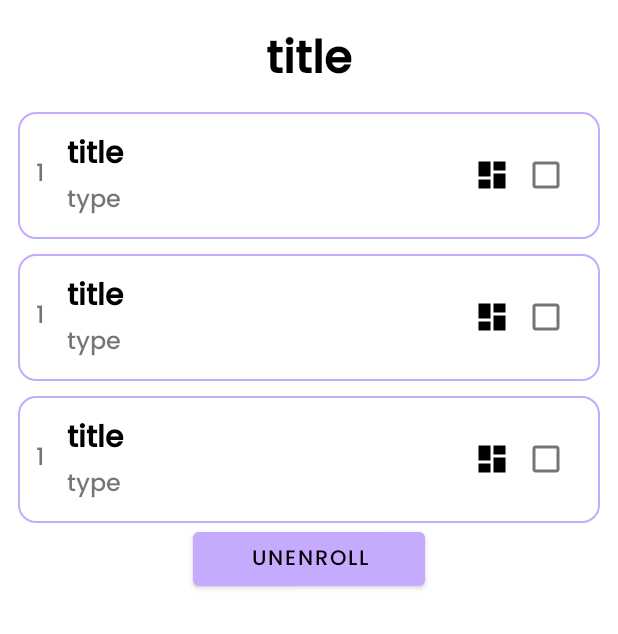
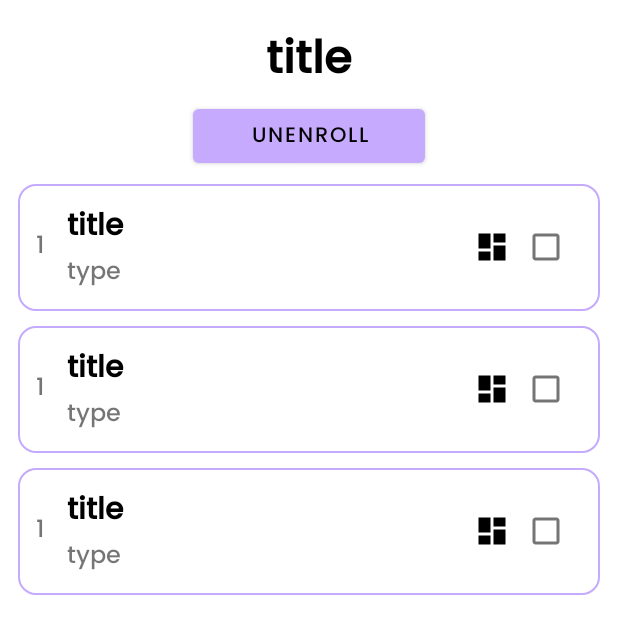
Before and after one commit to cjseven007/ExplorAR, an Android app: the layout activity_individual_course.xml on its own in the app's theme, with its tools: preview values and no code run, on a phone screen of 412 x 824 dp. Shown: the top 634 px of the screen. Run offline under Robolectric (Android 15) with nearby library versions, the phone set to English and light mode, and no system bars.

Commit message:
unenroll button

```diff
--- a/app/src/main/res/layout/activity_individual_course.xml
+++ b/app/src/main/res/layout/activity_individual_course.xml
@@ -20,6 +20,16 @@
         android:textStyle="bold"
         android:gravity="center"/>
 
+    <Button
+        android:layout_width="wrap_content"
+        android:layout_height="wrap_content"
+        android:id="@+id/unenroll_button"
+        android:text="     Unenroll     "
+        android:textColor="@color/black"
+        android:layout_gravity="center"
+        android:paddingTop="6dp"
+        />
+
     <ListView
         android:layout_width="match_parent"
         android:layout_height="wrap_content"
@@ -30,14 +40,4 @@
         android:divider="@android:color/transparent"
         android:dividerHeight="10sp"/>
 
-    <Button
-        android:layout_width="wrap_content"
-        android:layout_height="wrap_content"
-        android:id="@+id/unenroll_button"
-        android:text="     Unenroll     "
-        android:textColor="@color/black"
-        android:layout_gravity="center"
-        android:paddingTop="6dp"
-        />
-
 </LinearLayout>
```
